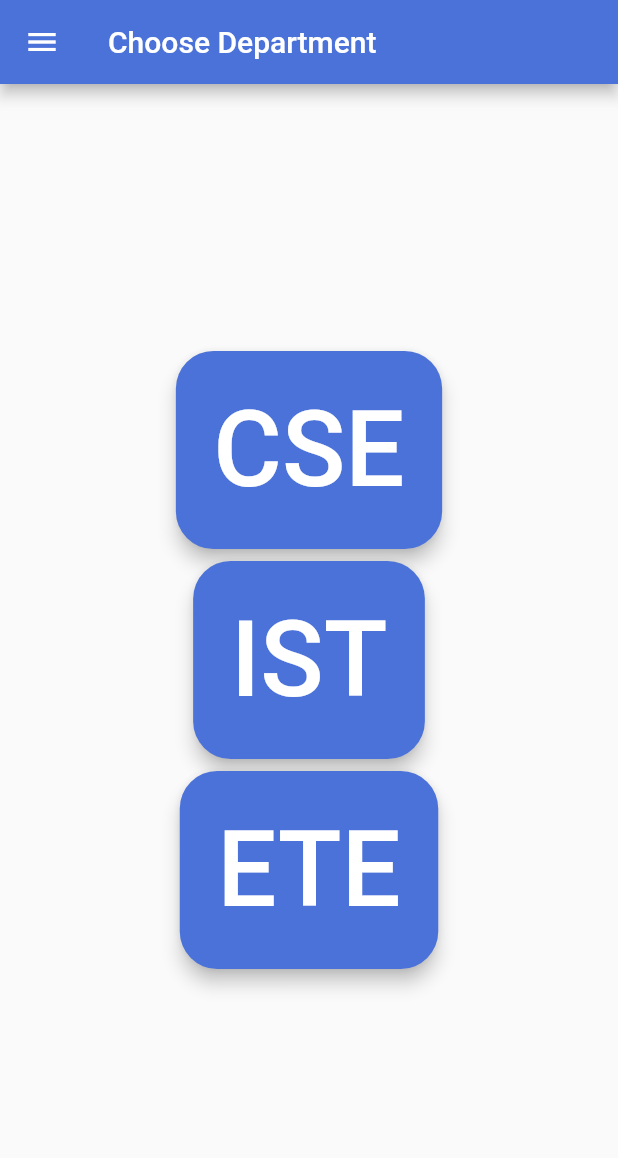
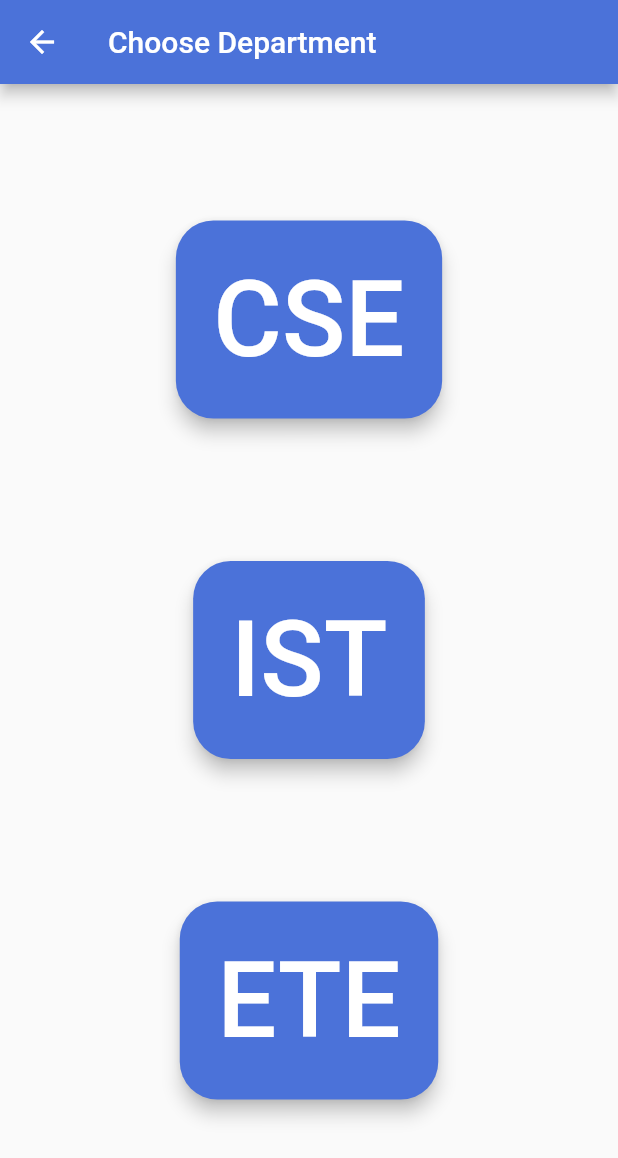
Before and after one commit to shafiqismail2022/Dasi-App, a Flutter app: the DepartmentPage screen opened by its route, on a phone screen of 412 x 824 dp. Shown: the top 1158 px of the screen. Run offline on Flutter 3.47's test engine with Material 2 defaults, Android fonts, the phone set to English and light mode, and no system bars; our stand-ins replace form_field_validator, get; missing offline and left inert: qr_code_scanner.

Commit message:
Almost done

```diff
--- a/lib/views/depatrment.dart
+++ b/lib/views/depatrment.dart
@@ -35,13 +35,12 @@ class DepartmentPage extends StatelessWidget {
   Widget build(BuildContext context) {
     return Scaffold(
       // backgroundColor: Color(0xffEAD8D8),
-      drawer: MainDrawer(),
+      // drawer: MainDrawer(),
       appBar: AppBar(
         backgroundColor: const Color(0xff4B72D9),
         title: const Text("Choose Department"),
       ),
       body: Center(
-        child: SingleChildScrollView(
         child: Column(
           mainAxisSize: MainAxisSize.max,
           mainAxisAlignment: MainAxisAlignment.spaceEvenly,
@@ -59,7 +58,6 @@ class DepartmentPage extends StatelessWidget {
           ],
         ),
       ),
-      ),
     );
   }
 }
--- a/lib/widgets/mainDrawer.dart
+++ b/lib/widgets/mainDrawer.dart
@@ -75,6 +75,7 @@ class MainDrawer extends StatelessWidget {
               color: Color(0xff4B72D9),
             ),
             buildListTile('Help', Icons.help_outline, () => {}),
+            const Divider(),
           ],
         ));
   }
```
Lines whose indentation alone changed are shown as unchanged.
